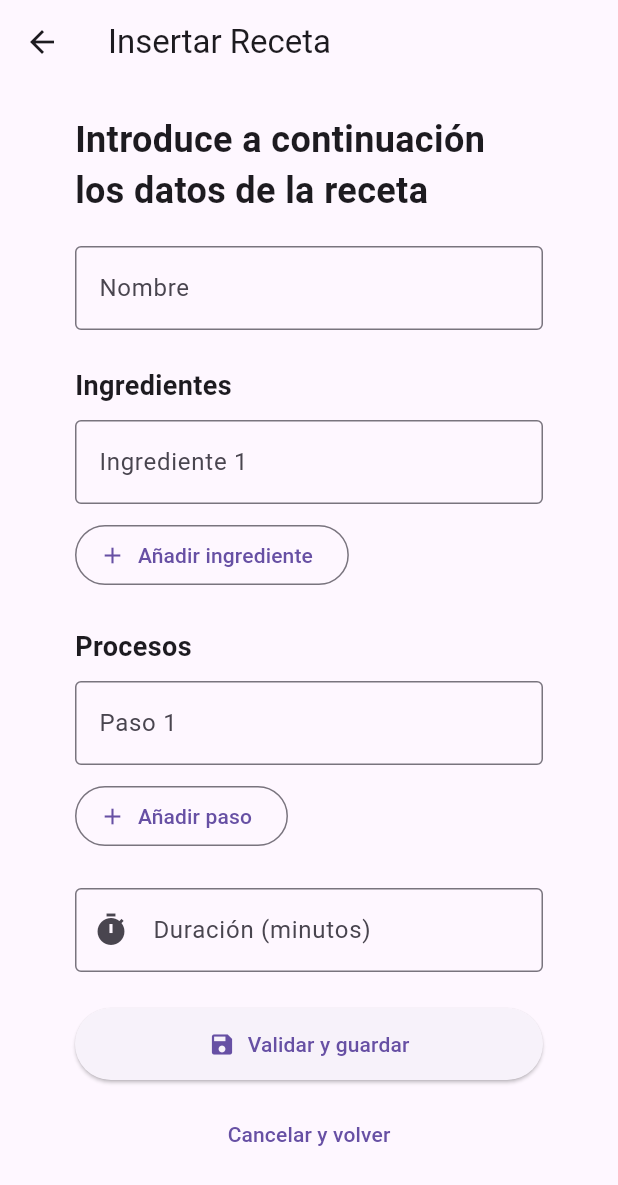
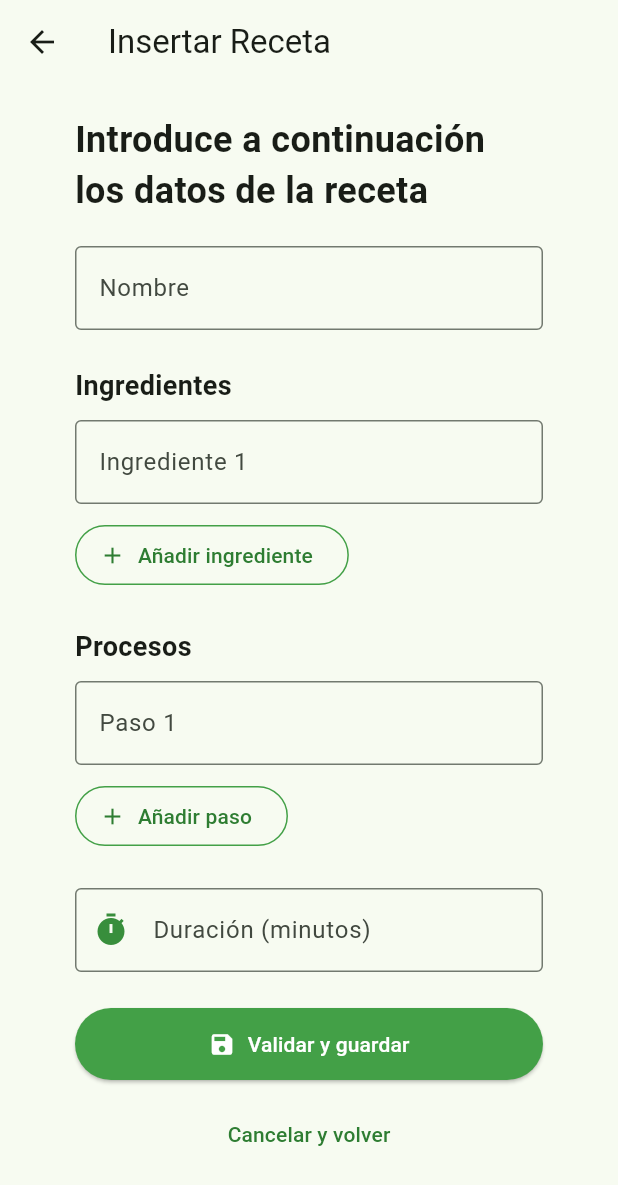
Before and after one commit to CobosAdrian-kiwi/Recetario-kiwi, a Flutter app: the screen it shows after launch, after a tap on the "add" icon, on a phone screen of 412 x 824 dp. Shown: the top 1185 px of the screen. Run offline on Flutter 3.47's test engine with Material 3 defaults, Android fonts, the phone set to English and light mode, and no system bars.

Commit message:
Eliminar y editar recetas

```diff
--- a/lib/main.dart
+++ b/lib/main.dart
@@ -3,9 +3,41 @@ import 'package:flutter/services.dart';
 
 void main() {
   runApp(
-    const MaterialApp(
-      debugShowCheckedModeBanner: true,
+    MaterialApp(
+      debugShowCheckedModeBanner: false,
       home: MainApp(),
+      theme: ThemeData(
+        useMaterial3: true,
+        colorScheme: ColorScheme.fromSeed(
+          seedColor: Colors.green,
+          primary: Colors.green.shade700,
+          secondary: Colors.green.shade500,
+        ),
+        elevatedButtonTheme: ElevatedButtonThemeData(
+          style: ElevatedButton.styleFrom(
+            backgroundColor: Colors.green.shade600,
+            foregroundColor: Colors.white,
+          ),
+        ),
+        outlinedButtonTheme: OutlinedButtonThemeData(
+          style: OutlinedButton.styleFrom(
+            foregroundColor: Colors.green.shade800,
+            side: BorderSide(color: Colors.green.shade600),
+          ),
+        ),
+        textButtonTheme: TextButtonThemeData(
+          style: TextButton.styleFrom(
+            foregroundColor: Colors.green.shade800,
+          ),
+        ),
+        inputDecorationTheme: InputDecorationTheme(
+          focusedBorder: OutlineInputBorder(
+            borderSide: BorderSide(color: Colors.green.shade700, width: 2),
+          ),
+          floatingLabelStyle: TextStyle(color: Colors.green.shade800),
+          prefixIconColor: Colors.green.shade700,
+        ),
+      ),
     ),
   );
 }
@@ -69,7 +101,14 @@ class _MainAppState extends State<MainApp> {
               padding: const EdgeInsets.symmetric(horizontal: 100.0),
               child: Column(
                 crossAxisAlignment: CrossAxisAlignment.stretch,
-                children: recetas.map((receta) => TarjetaReceta(receta: receta)).toList(),
+                children: List.generate(
+                  recetas.length,
+                  (index) => TarjetaReceta(
+                    receta: recetas[index],
+                    onEditar: () => _editarReceta(index),
+                    onEliminar: () => eliminarReceta(recetas[index]),
+                  ),
+                ),
               ),
             ),
           ),
@@ -90,6 +129,37 @@ class _MainAppState extends State<MainApp> {
       setState(() {
         recetas.add(nuevaReceta);
       });
+     }
+  }
+
+  void eliminarReceta(Receta receta) {
+    setState(() {
+     recetas.remove(receta);
+    });
+    ScaffoldMessenger.of(context).showSnackBar(
+      const SnackBar(content: Text('Se ha eliminado correctamente la receta')),
+    );
+  }
+
+  Future<void> _editarReceta(int index) async {
+    final recetaActualizada = await Navigator.push<Receta>(
+      context,
+      MaterialPageRoute(
+        builder: (context) => PantallaNuevaReceta(
+          recetaInicial: recetas[index],
+        ),
+      ),
+    );
+
+    if (recetaActualizada != null) {
+      setState(() {
+        recetas[index] = recetaActualizada;
+      });
+      if (mounted) {
+        ScaffoldMessenger.of(context).showSnackBar(
+          const SnackBar(content: Text('Receta actualizada correctamente')),
+        );
+      }
     }
   }
 
@@ -123,8 +193,15 @@ class Receta {
 
 class TarjetaReceta extends StatefulWidget {
   final Receta receta;
+  final VoidCallback? onEditar;
+  final VoidCallback? onEliminar;
 
-  const TarjetaReceta({super.key, required this.receta});
+  const TarjetaReceta({
+    super.key,
+    required this.receta,
+    this.onEditar,
+    this.onEliminar,
+  });
 
   @override
   State<TarjetaReceta> createState() => _TarjetaRecetaState();
@@ -248,6 +325,28 @@ class _TarjetaRecetaState extends State<TarjetaReceta> {
                       ),
                     ],
                   ),
+                  if (widget.onEditar != null || widget.onEliminar != null) ...[
+                    const SizedBox(height: 10),
+                    Row(
+                      mainAxisAlignment: MainAxisAlignment.end,
+                      children: [
+                        if (widget.onEditar != null)
+                          OutlinedButton.icon(
+                            onPressed: widget.onEditar,
+                            icon: const Icon(Icons.edit_outlined),
+                            label: const Text('Editar'),
+                          ),
+                        if (widget.onEditar != null && widget.onEliminar != null)
+                          const SizedBox(width: 8),
+                        if (widget.onEliminar != null)
+                          ElevatedButton.icon(
+                            onPressed: widget.onEliminar,
+                            icon: const Icon(Icons.delete_outline),
+                            label: const Text('Eliminar receta'),
+                          ),
+                      ],
+                    ),
+                  ],
                 ],
               ),
             ),
@@ -259,10 +358,11 @@ class _TarjetaRecetaState extends State<TarjetaReceta> {
 }
 
 
-
 // PANTALLA FORMULARIO RECETA
 class PantallaNuevaReceta extends StatefulWidget {
-  const PantallaNuevaReceta({super.key});
+  final Receta? recetaInicial;
+
+  const PantallaNuevaReceta({super.key, this.recetaInicial});
 
   @override
   State<PantallaNuevaReceta> createState() => _PantallaNuevaEstado();
@@ -271,15 +371,29 @@ class PantallaNuevaReceta extends StatefulWidget {
 class _PantallaNuevaEstado extends State<PantallaNuevaReceta> {
   final _formularioKey = GlobalKey<FormState>();
 
-  final _nombreController = TextEditingController();
-  final List<TextEditingController> _ingredientesControllers = [
-    TextEditingController(),
-  ];
-  final List<TextEditingController> _procesosControllers = [
-    TextEditingController(),
-  ];
+  late final TextEditingController _nombreController;
+  late final TextEditingController _duracionController;
+  late final List<TextEditingController> _ingredientesControllers;
+  late final List<TextEditingController> _procesosControllers;
 
-  final _duracionController = TextEditingController();
+  @override
+  void initState() {
+    super.initState();
+    final receta = widget.recetaInicial;
+
+    _nombreController = TextEditingController(text: receta?.titulo ?? '');
+    _duracionController = TextEditingController(
+      text: receta != null ? receta.minutosPreparacion.toString() : '',
+    );
+
+    _ingredientesControllers = (receta != null && receta.ingredientes.isNotEmpty)
+        ? receta.ingredientes.map((ing) => TextEditingController(text: ing)).toList()
+        : [TextEditingController()];
+
+    _procesosControllers = (receta != null && receta.procesos.isNotEmpty)
+        ? receta.procesos.map((paso) => TextEditingController(text: paso)).toList()
+        : [TextEditingController()];
+  }
 
   @override
   void dispose() {
@@ -308,16 +422,16 @@ class _PantallaNuevaEstado extends State<PantallaNuevaReceta> {
 
       final duracion = int.tryParse(_duracionController.text.trim()) ?? 10;
 
-    final nuevaReceta = Receta(
+      final recetaResultado = Receta(
         titulo: _nombreController.text.trim(),
         minutosPreparacion: duracion,
         ingredientes: ingredientes,
         procesos: procesos,
-      icono: Icons.event_available,
-      colorFondo: Colors.purple.shade100,
+        icono: widget.recetaInicial?.icono ?? Icons.event_available,
+        colorFondo: widget.recetaInicial?.colorFondo ?? Colors.purple.shade100,
       );
 
-    Navigator.pop(context, nuevaReceta);
+      Navigator.pop(context, recetaResultado);
     }
   }
 
@@ -388,7 +502,11 @@ class _PantallaNuevaEstado extends State<PantallaNuevaReceta> {
   @override
   Widget build(BuildContext context) {
     return Scaffold(
-      appBar: AppBar(title: const Text('Insertar Receta')),
+      appBar: AppBar(
+        title: Text(
+          widget.recetaInicial == null ? 'Insertar Receta' : 'Editar Receta',
+        ),
+      ),
       body: SingleChildScrollView(
         padding: const EdgeInsets.only(top: 20, left: 50, right: 50, bottom: 30),
         child: Form(
```
Lines whose indentation alone changed are shown as unchanged.
